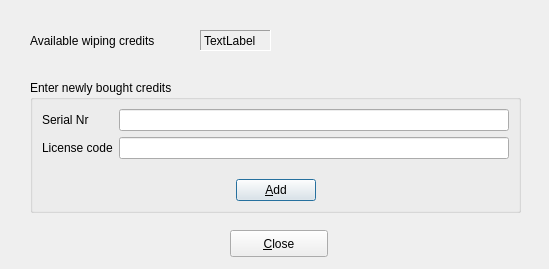
Old version of the form creditsdlg.ui in the repository dragonheaven/-Data-Annhilator.
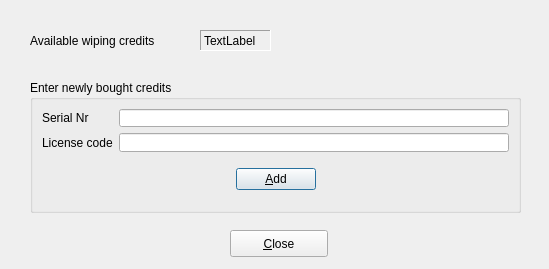
New version of the form.

```diff
--- a/creditsdlg.ui
+++ b/creditsdlg.ui
@@ -120,8 +120,8 @@
         </property>
         <property name="sizeHint" stdset="0">
          <size>
-          <width>40</width>
-          <height>20</height>
+          <width>60</width>
+          <height>45</height>
          </size>
         </property>
        </spacer>
```
